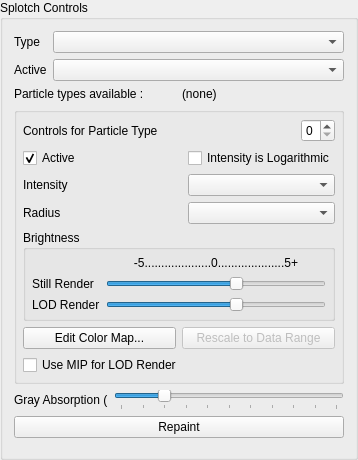
Before: the Qt Designer form paraview/pqSplotchDisplayPanelDecorator.ui in biddisco/splotch, drawn with Qt 5.
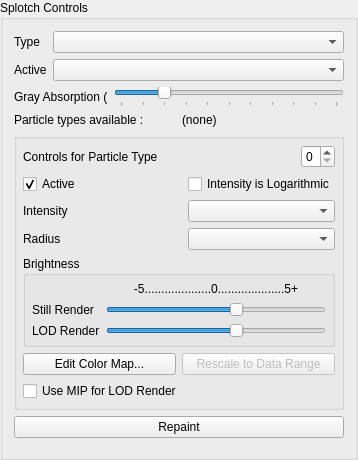
After: the same form once the commit is applied.

Commit message: Settings for LODMIP and better default brightness/intensity values

```diff
--- a/paraview/pqSplotchDisplayPanelDecorator.ui
+++ b/paraview/pqSplotchDisplayPanelDecorator.ui
@@ -44,7 +44,7 @@
      </property>
     </widget>
    </item>
-   <item row="3" column="0" colspan="2">
+   <item row="4" column="0" colspan="2">
     <widget class="QGroupBox" name="groupBox">
      <property name="title">
       <string/>
@@ -279,40 +279,7 @@
      </layout>
     </widget>
    </item>
-   <item row="4" column="0" colspan="2">
-    <layout class="QHBoxLayout" name="horizontalLayout_3">
-     <item>
-      <widget class="QLabel" name="label_4">
-       <property name="text">
-        <string>Gray Absorption (</string>
-       </property>
-      </widget>
-     </item>
-     <item>
-      <widget class="QSlider" name="Gray">
-       <property name="minimum">
-        <number>-500</number>
-       </property>
-       <property name="maximum">
-        <number>0</number>
-       </property>
-       <property name="pageStep">
-        <number>50</number>
-       </property>
-       <property name="value">
-        <number>-400</number>
-       </property>
-       <property name="orientation">
-        <enum>Qt::Horizontal</enum>
-       </property>
-       <property name="tickPosition">
-        <enum>QSlider::TicksBelow</enum>
-       </property>
-      </widget>
-     </item>
-    </layout>
-   </item>
-   <item row="5" column="0" colspan="2">
+   <item row="6" column="0" colspan="2">
     <widget class="QPushButton" name="RepaintButton">
      <property name="sizePolicy">
       <sizepolicy hsizetype="Preferred" vsizetype="Fixed">
@@ -325,7 +292,7 @@
      </property>
     </widget>
    </item>
-   <item row="6" column="0" colspan="2">
+   <item row="7" column="0" colspan="2">
     <spacer name="verticalSpacer">
      <property name="orientation">
       <enum>Qt::Vertical</enum>
@@ -338,7 +305,7 @@
      </property>
     </spacer>
    </item>
-   <item row="2" column="0" colspan="2">
+   <item row="3" column="0" colspan="2">
     <layout class="QHBoxLayout" name="horizontalLayout_4">
      <item>
       <widget class="QLabel" name="label_5">
@@ -356,6 +323,39 @@
      </item>
     </layout>
    </item>
+   <item row="2" column="0" colspan="2">
+    <layout class="QHBoxLayout" name="horizontalLayout_3">
+     <item>
+      <widget class="QLabel" name="label_4">
+       <property name="text">
+        <string>Gray Absorption (</string>
+       </property>
+      </widget>
+     </item>
+     <item>
+      <widget class="QSlider" name="Gray">
+       <property name="minimum">
+        <number>-500</number>
+       </property>
+       <property name="maximum">
+        <number>0</number>
+       </property>
+       <property name="pageStep">
+        <number>50</number>
+       </property>
+       <property name="value">
+        <number>-400</number>
+       </property>
+       <property name="orientation">
+        <enum>Qt::Horizontal</enum>
+       </property>
+       <property name="tickPosition">
+        <enum>QSlider::TicksBelow</enum>
+       </property>
+      </widget>
+     </item>
+    </layout>
+   </item>
   </layout>
  </widget>
  <resources/>
```
Left out of the diff: 2 changed lines with no effect on the pictures. The commit also changes 6 other files.
